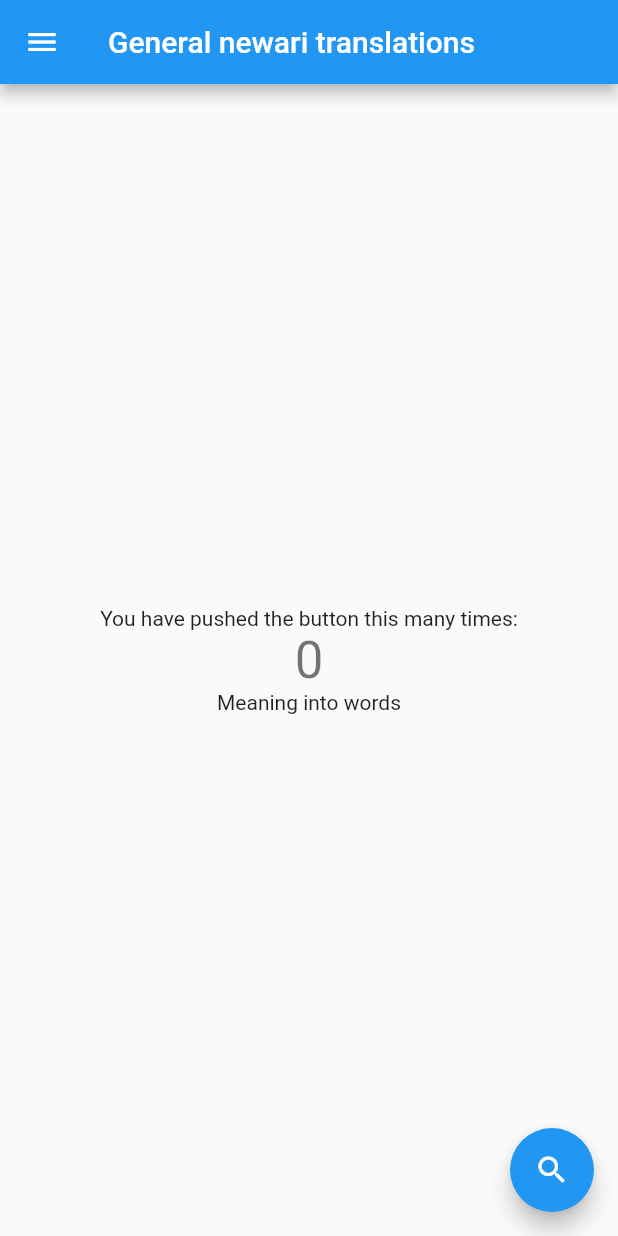
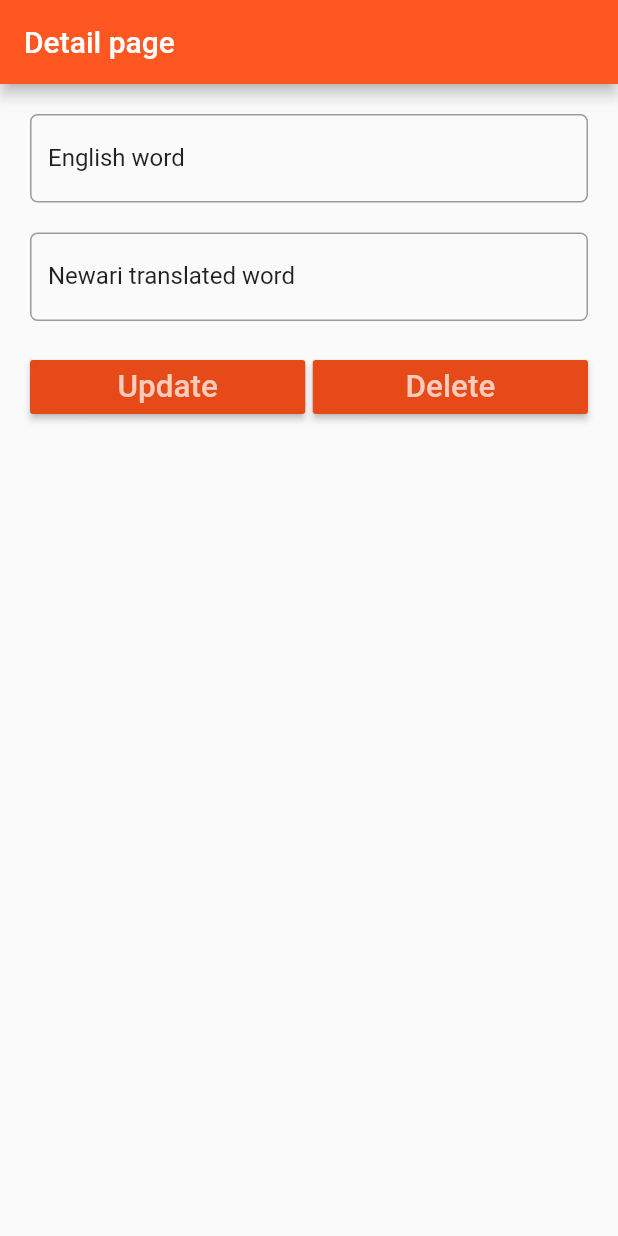
Before and after one commit to inirpa/general_newari, a Flutter app: the screen it shows after launch, on a phone screen of 412 x 824 dp. Run offline on Flutter 3.47's test engine with Material 2 defaults, Android fonts, the phone set to English and light mode, and no system bars.

Commit message:
screens addeed

```diff
--- a/lib/main.dart
+++ b/lib/main.dart
@@ -1,135 +1,21 @@
 import 'package:flutter/material.dart';
+import 'package:general_newari/screens/category_list.dart';
+import 'package:general_newari/screens/word_detail.dart';
 
-// pages
-import './relationship.dart';
-
-void main() => runApp(MyApp());
+void main() {
+  runApp(MyApp());
+}
 
 class MyApp extends StatelessWidget {
-  // This widget is the root of your application.
   @override
-  Widget build(BuildContext context) {
+   Widget build(BuildContext context) {
     return MaterialApp(
-      title: 'General Newari',
+      title: "General Newari",
+      debugShowCheckedModeBanner: false,
       theme: ThemeData(
-        primarySwatch: Colors.blue,
+        primarySwatch: Colors.deepOrange ,
       ),
-      home: MyHomePage(title: 'General newari translations'),
+      home: WordDetail(),
     );
   }
 }
-
-class MyHomePage extends StatefulWidget {
-  MyHomePage({Key key, this.title}) : super(key: key);
-
-  // This widget is the home page of your application. It is stateful, meaning
-  // that it has a State object (defined below) that contains fields that affect
-  // how it looks.
-
-  // This class is the configuration for the state. It holds the values (in this
-  // case the title) provided by the parent (in this case the App widget) and
-  // used by the build method of the State. Fields in a Widget subclass are
-  // always marked "final".
-
-  final String title;
-
-  @override
-  _MyHomePageState createState() => _MyHomePageState();
-}
-
-class _MyHomePageState extends State<MyHomePage> {
-  int _counter = 0;
-
-  void _incrementCounter() {
-    setState(() {
-      // This call to setState tells the Flutter framework that something has
-      // changed in this State, which causes it to rerun the build method below
-      // so that the display can reflect the updated values. If we changed
-      // _counter without calling setState(), then the build method would not be
-      // called again, and so nothing would appear to happen.
-      _counter--;
-    });
-  }
-
-  @override
-  Widget build(BuildContext context) {
-    // This method is rerun every time setState is called, for instance as done
-    // by the _incrementCounter method above.
-    //
-    // The Flutter framework has been optimized to make rerunning build methods
-    // fast, so that you can just rebuild anything that needs updating rather
-    // than having to individually change instances of widgets.
-    return Scaffold(
-      appBar: AppBar(
-        // Here we take the value from the MyHomePage object that was created by
-        // the App.build method, and use it to set our appbar title.
-        title: Text(widget.title),
-      ),
-      drawer: new Drawer(
-        child: ListView(
-          children: <Widget>[
-            new ListTile(
-              title: new Text('Relationship'),
-              leading: Icon(Icons.supervised_user_circle),
-              subtitle: new Text('mah-kha-chaw'),
-              onTap: (){
-                Navigator.push(context, new MaterialPageRoute(
-                  builder: (BuildContext context) => new Relationship())
-                );
-              },
-            ),
-            new Divider(
-              color: Colors.black,
-              height: 5.0,
-            ),
-            new ListTile(
-              title: new Text('Directions'),
-              leading: Icon(Icons.directions),
-              subtitle: new Text('general directions'),
-            ),
-            new Divider(
-              color: Colors.black,
-              height: 5.0,
-            ),
-          ],
-        ),
-      ),
-      body: Center(
-        // Center is a layout widget. It takes a single child and positions it
-        // in the middle of the parent.
-        child: Column(
-          // Column is also layout widget. It takes a list of children and
-          // arranges them vertically. By default, it sizes itself to fit its
-          // children horizontally, and tries to be as tall as its parent.
-          //
-          // Invoke "debug painting" (press "p" in the console, choose the
-          // "Toggle Debug Paint" action from the Flutter Inspector in Android
-          // Studio, or the "Toggle Debug Paint" command in Visual Studio Code)
-          // to see the wireframe for each widget.
-          //
-          // Column has various properties to control how it sizes itself and
-          // how it positions its children. Here we use mainAxisAlignment to
-          // center the children vertically; the main axis here is the vertical
-          // axis because Columns are vertical (the cross axis would be
-          // horizontal).
-          mainAxisAlignment: MainAxisAlignment.center,
-          children: <Widget>[
-            Text(
-              'You have pushed the button this many times:',
-            ),
-            Text(
-              '$_counter',
-              style: Theme.of(context).textTheme.display1,
-            ),
-            Text('Meaning into words'),
-          ],
-        ),
-      ),
-      floatingActionButton: FloatingActionButton(
-        onPressed: _incrementCounter,
-        tooltip: 'Increment',
-        child: Icon(Icons.search),
-      ), // This trailing comma makes auto-formatting nicer for build methods.
-    );
-  }
-}
--- /dev/null
+++ b/lib/screens/word_detail.dart
@@ -0,0 +1,99 @@
+import 'package:flutter/material.dart';
+
+class WordDetail extends StatefulWidget {
+  @override
+  WordDetailState createState() => WordDetailState();
+}
+
+class WordDetailState extends State<WordDetail> {
+  TextEditingController englishController = TextEditingController();
+  TextEditingController newariController = TextEditingController();
+
+  @override
+  Widget build(BuildContext context) {
+    TextStyle textStyle = Theme.of(context).textTheme.subhead;
+    return Scaffold(
+      appBar: AppBar(
+        title: Text('Detail page'),
+      ),
+      body:Padding(
+          padding: EdgeInsets.all(10.0),
+          child: ListView(
+            children: <Widget>[
+              Padding(
+                padding: EdgeInsets.all(10.0),
+                child: TextField(
+                  controller: englishController,
+                  style: textStyle,
+                  onChanged: (value){
+                    debugPrint('some update');
+                  },
+                  decoration: InputDecoration(
+                    labelText: 'English word',
+                    labelStyle: textStyle,
+                    border: OutlineInputBorder(
+                      borderRadius: BorderRadius.circular(5.0)
+                    )
+                  ),
+                ),
+              ),
+              Padding(
+                padding: EdgeInsets.all(10.0),
+                child: TextField(
+                  controller: newariController,
+                  style: textStyle,
+                  onChanged: (value){
+                    debugPrint('some update');
+                  },
+                  decoration: InputDecoration(
+                    labelText: 'Newari translated word',
+                    labelStyle: textStyle,
+                    border: OutlineInputBorder(
+                      borderRadius: BorderRadius.circular(5.0)
+                    )
+                  ),
+                ),
+              ),
+              Padding(
+                padding: EdgeInsets.all(10.0),
+                child: Row(children: <Widget>[
+                  Expanded(
+                    child: RaisedButton(
+                      color: Theme.of(context).primaryColorDark,
+                      textColor: Theme.of(context).primaryColorLight,
+                      child: Text(
+                        'Update',
+                        textScaleFactor: 1.5,
+                       ),
+                       onPressed: (){
+                         setState(() {
+                          debugPrint('update');
+                         });
+                       },
+                    ),
+                  ),
+                  Container(width: 5.0,),
+                  Expanded(
+                    child: RaisedButton(
+                      color: Theme.of(context).primaryColorDark,
+                      textColor: Theme.of(context).primaryColorLight,
+                      child: Text(
+                        'Delete',
+                        textScaleFactor: 1.5,
+                       ),
+                       onPressed: (){
+                         setState(() {
+                           debugPrint('delete');
+                         });
+                       },
+                    ),
+                  ),
+
+                ],),
+              )
+            ],
+          ),
+        )
+    );
+  }
+}
```
Also changed, not shown: lib/main_bk.dart (added, +149 -0 lines), lib/screens/category_list.dart (added, +58 -0 lines), pubspec.lock, 1 other file.
